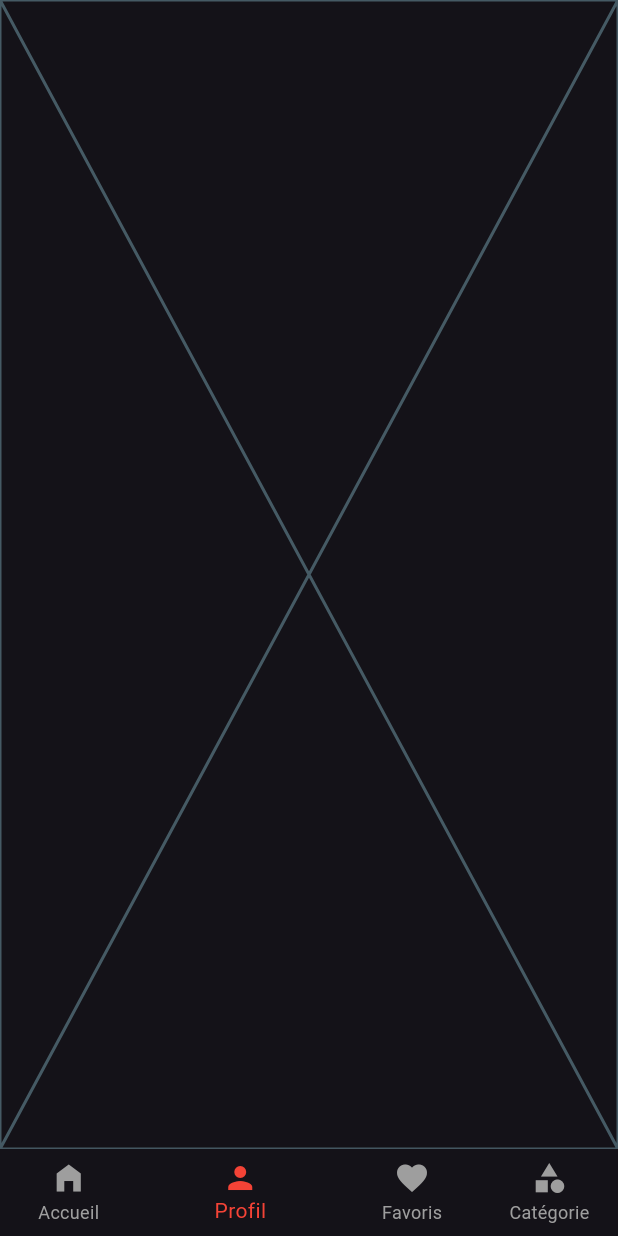
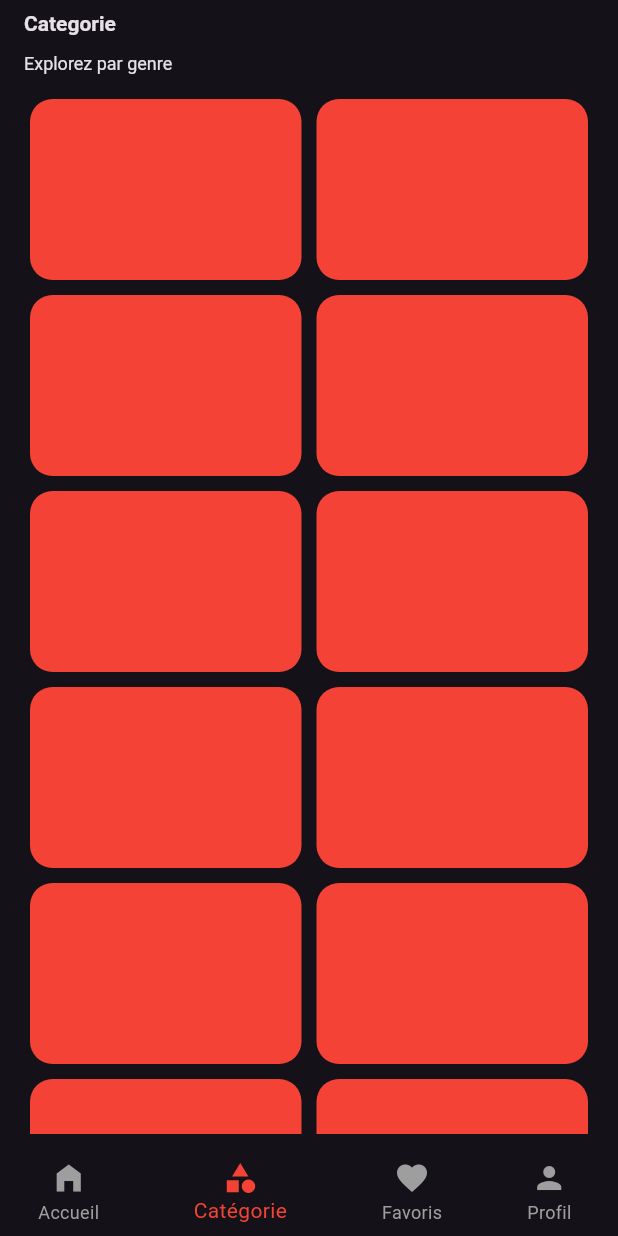
Before and after one commit to Ananijosue19/cinebox, a Flutter app: the screen it shows after launch, item 2 of the bottom bar chosen, on a phone screen of 412 x 824 dp. Run offline on Flutter 3.47's test engine with Material 3 defaults, Android fonts, the phone set to English and light mode, and no system bars; network calls fail.

```diff
--- a/lib/presentation/screens/categorie.dart
+++ b/lib/presentation/screens/categorie.dart
@@ -5,6 +5,40 @@ class Categorie extends StatelessWidget {
 
   @override
   Widget build(BuildContext context) {
-    return const Placeholder();
+    return Scaffold(
+      appBar: AppBar(
+        title: Column(
+          mainAxisSize: MainAxisSize.min,
+          spacing: 10,
+          crossAxisAlignment: CrossAxisAlignment.start,
+          children: [
+            Text(
+              "Categorie",
+              style: TextStyle(fontWeight: FontWeight.bold, fontSize: 14),
+            ),
+            Text("Explorez par genre", style: TextStyle(fontSize: 12)),
+          ],
+        ),
+      ),
+      body: Padding(
+        padding: const EdgeInsets.symmetric(horizontal: 20.0, vertical: 10),
+        child: GridView.builder(
+          gridDelegate: SliverGridDelegateWithFixedCrossAxisCount(
+            crossAxisCount: 2,
+            crossAxisSpacing: 10,
+            mainAxisSpacing: 10,
+            childAspectRatio: 1.5,
+          ),
+          itemBuilder: (context, index) {
+            return Container(
+              decoration: BoxDecoration(
+                color: Colors.red,
+                borderRadius: BorderRadius.circular(15),
+              ),
+            );
+          },
+        ),
+      ),
+    );
   }
 }
--- a/lib/presentation/screens/home.dart
+++ b/lib/presentation/screens/home.dart
@@ -16,7 +16,7 @@ class Home extends StatefulWidget {
 
 class _HomeState extends State<Home> {
   int _selectedIndex = 0;
-  final List<Widget> pages = [Accueil(), Profil(), Favorie(), Categorie()];
+  final List<Widget> pages = [Accueil(), Categorie(), Favorie(), Profil()];
 
   void _onItemTapped(int index) {
     setState(() {
@@ -34,12 +34,13 @@ class _HomeState extends State<Home> {
             icon: Icon(Icons.home_filled),
             label: "Accueil",
           ),
-          BottomNavigationBarItem(icon: Icon(Icons.person), label: "Profil"),
-          BottomNavigationBarItem(icon: Icon(Icons.favorite), label: "Favoris"),
           BottomNavigationBarItem(
             icon: Icon(Icons.category),
             label: "Catégorie",
           ),
+          BottomNavigationBarItem(icon: Icon(Icons.favorite), label: "Favoris"),
+
+          BottomNavigationBarItem(icon: Icon(Icons.person), label: "Profil"),
         ],
         currentIndex: _selectedIndex,
         selectedItemColor: Colors.red,
```
